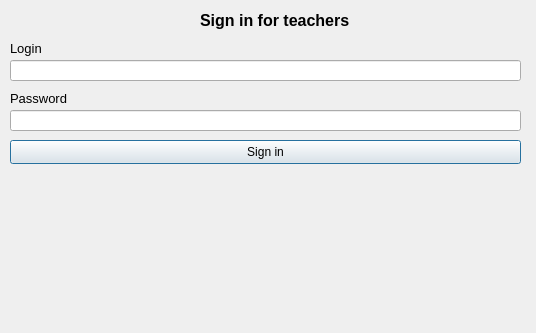
The window that TeacherSignIn.ui (Knigan/DB3) describes before a commit, drawn with Qt 5.
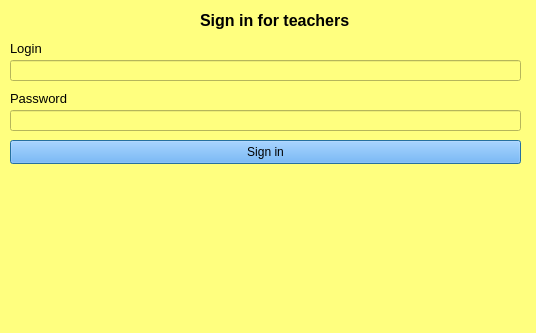
The same window after the commit.

Patch:
```diff
--- a/TeacherSignIn.ui
+++ b/TeacherSignIn.ui
@@ -13,6 +13,9 @@
   <property name="windowTitle">
    <string>Dialog</string>
   </property>
+  <property name="styleSheet">
+   <string notr="true">background-color: rgb(255, 255, 127);</string>
+  </property>
   <widget class="QLabel" name="LoginLabel">
    <property name="geometry">
     <rect>
@@ -58,6 +61,9 @@
      <height>24</height>
     </rect>
    </property>
+   <property name="styleSheet">
+    <string notr="true">background-color: rgb(85, 170, 255);</string>
+   </property>
    <property name="text">
     <string>Sign in</string>
    </property>
@@ -97,6 +103,7 @@
    <property name="font">
     <font>
      <pointsize>12</pointsize>
+     <weight>75</weight>
      <bold>true</bold>
     </font>
    </property>
```
